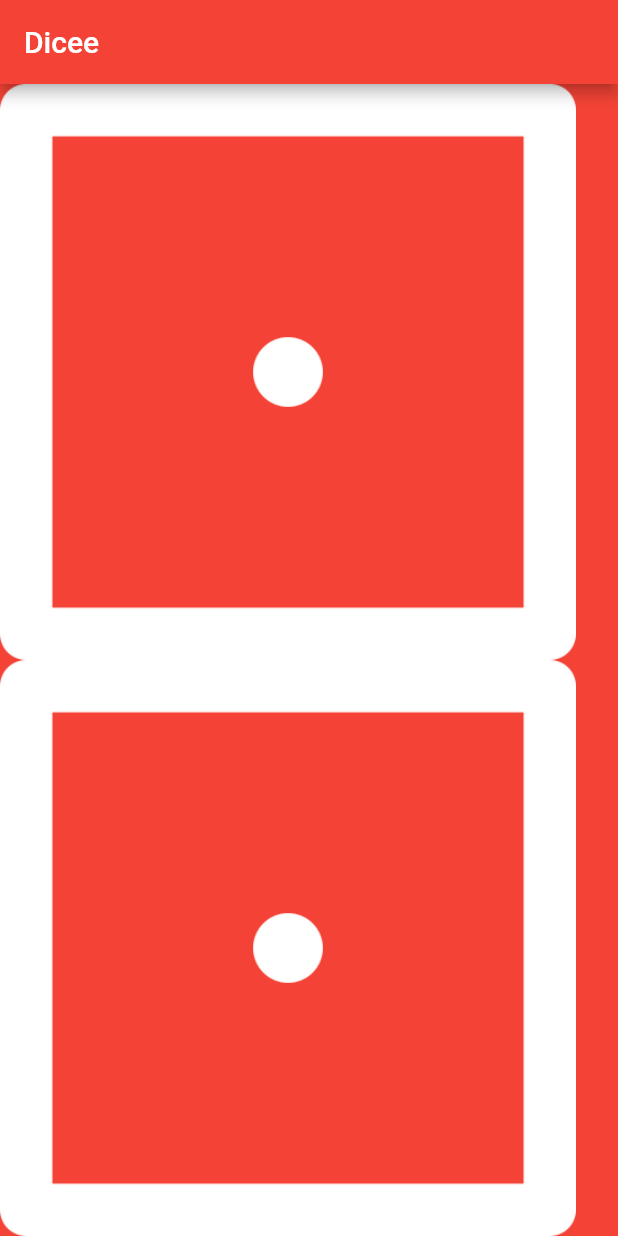
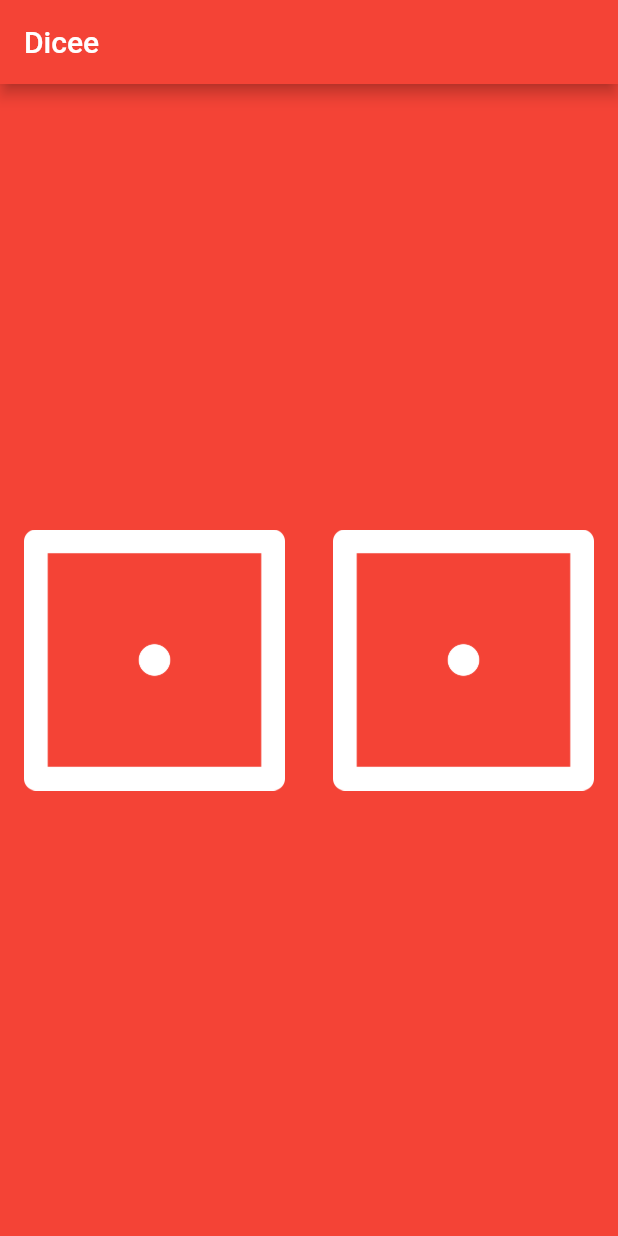
Before and after one commit to helloworldsmart/FlutterStudyGroup-2020, a Flutter app: the screen it shows after launch, on a phone screen of 412 x 824 dp. Run offline on Flutter 3.47's test engine with Material 2 defaults, Android fonts, the light colour scheme and no system bars.

Commit message:
Next: 7-58

```diff
--- a/dicee-flutter/lib/main.dart
+++ b/dicee-flutter/lib/main.dart
@@ -18,19 +18,27 @@ void main() {
 class DicePage extends StatelessWidget {
   @override
   Widget build(BuildContext context) {
-    return Column(
+    return Center(
+      child: Row(
         children: [
           Expanded(
+            child: Padding(
+              padding: const EdgeInsets.all(16.0),
               child: Image(
                 image: AssetImage('images/dice1.png'),
               ),
             ),
+          ),
           Expanded(
+            child: Padding(
+              padding: const EdgeInsets.all(16.0),
               child: Image(
                 image: AssetImage('images/dice1.png'),
               ),
             ),
+          ),
         ],
+      ),
     );
   }
 }
```
Lines whose indentation alone changed are shown as unchanged.
